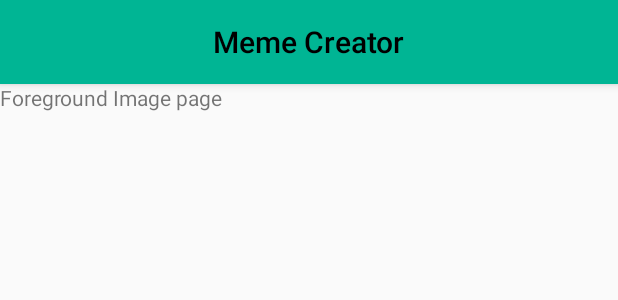
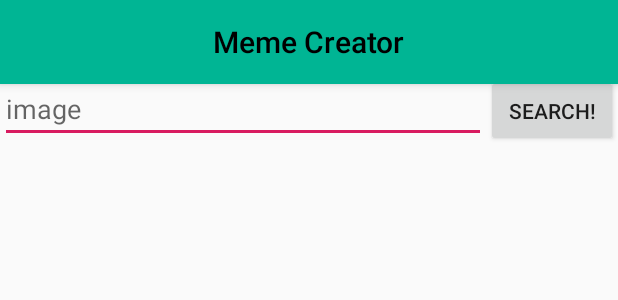
Before and after one commit to seppicapaul/Meme-Generator-Android-app, an Android app: the layout activity_foreground_image.xml on its own in the app's theme, with its tools: preview values and no code run, on a phone screen of 412 x 824 dp. Shown: the top 300 px of the screen. Run offline under Robolectric (Android 15) with nearby library versions, the light colour scheme and no system bars.

Commit message:
Make foreground Image work

```diff
--- a/app/src/main/res/layout/activity_foreground_image.xml
+++ b/app/src/main/res/layout/activity_foreground_image.xml
@@ -10,12 +10,37 @@
         android:id="@+id/toolbar"
         layout="@layout/toolbar"/>
 
-    <TextView
+    <EditText
+        android:id="@+id/search_edit_text"
+        android:layout_width="0dp"
+        android:layout_height="wrap_content"
+        android:layout_marginTop="50dp"
+        android:hint="image"
+        android:inputType="text"
+        app:layout_constraintEnd_toStartOf="@id/image_search_button"
+        app:layout_constraintStart_toStartOf="parent"
+        app:layout_constraintTop_toTopOf="parent" />
+
+    <Button
+        android:id="@+id/image_search_button"
         android:layout_width="wrap_content"
         android:layout_height="wrap_content"
-        android:paddingTop="55dp"
-        android:text="Foreground Image page"
-        tools:layout_editor_absoluteX="0dp"
-        tools:layout_editor_absoluteY="0dp" />
+        android:layout_marginTop="50dp"
+        android:text="Search!"
+        app:layout_constraintEnd_toEndOf="parent"
+        app:layout_constraintTop_toTopOf="parent" />
+
+    <android.support.v7.widget.RecyclerView
+        android:id="@+id/recycler_view"
+        android:layout_width="match_parent"
+        android:layout_height="0dp"
+        android:layout_marginTop="20dp"
+        app:layout_constraintBottom_toBottomOf="parent"
+        app:layout_constraintEnd_toEndOf="parent"
+        app:layout_constraintStart_toStartOf="parent"
+        app:layout_constraintTop_toBottomOf="@id/search_edit_text">
+
+    </android.support.v7.widget.RecyclerView>
+
 
 </android.support.constraint.ConstraintLayout>
```
Also changed, not shown: app/src/main/java/ssu/softwarednd/spring19/androidlab2/ForegroundImage.java (+36 -0 lines).
